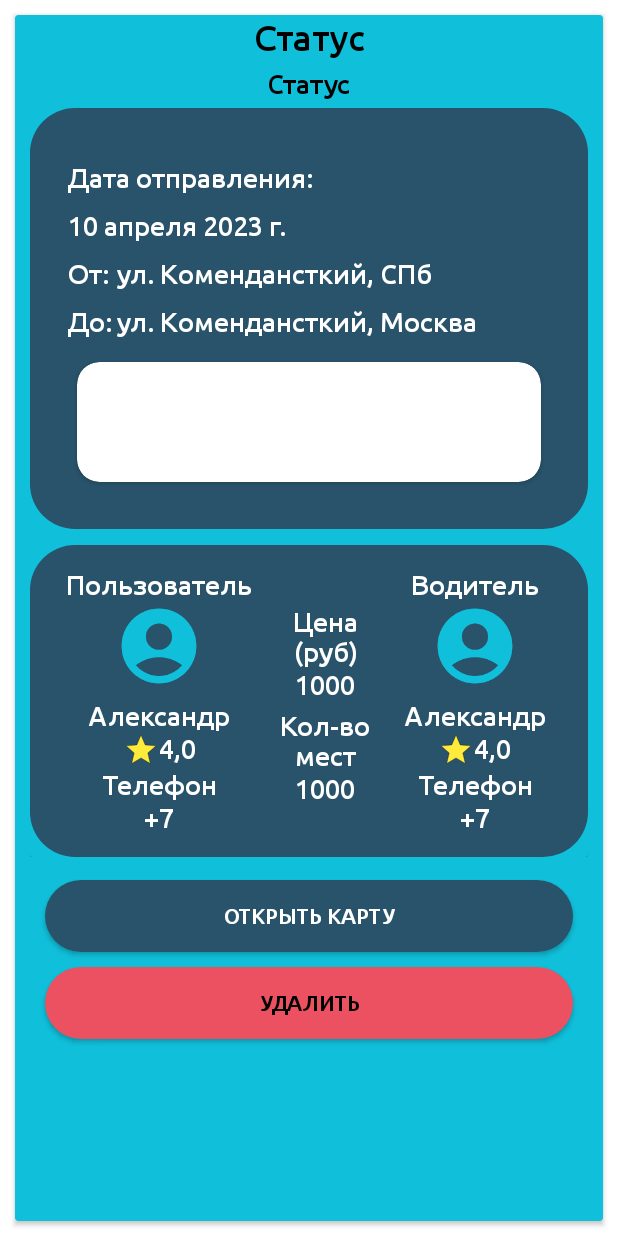
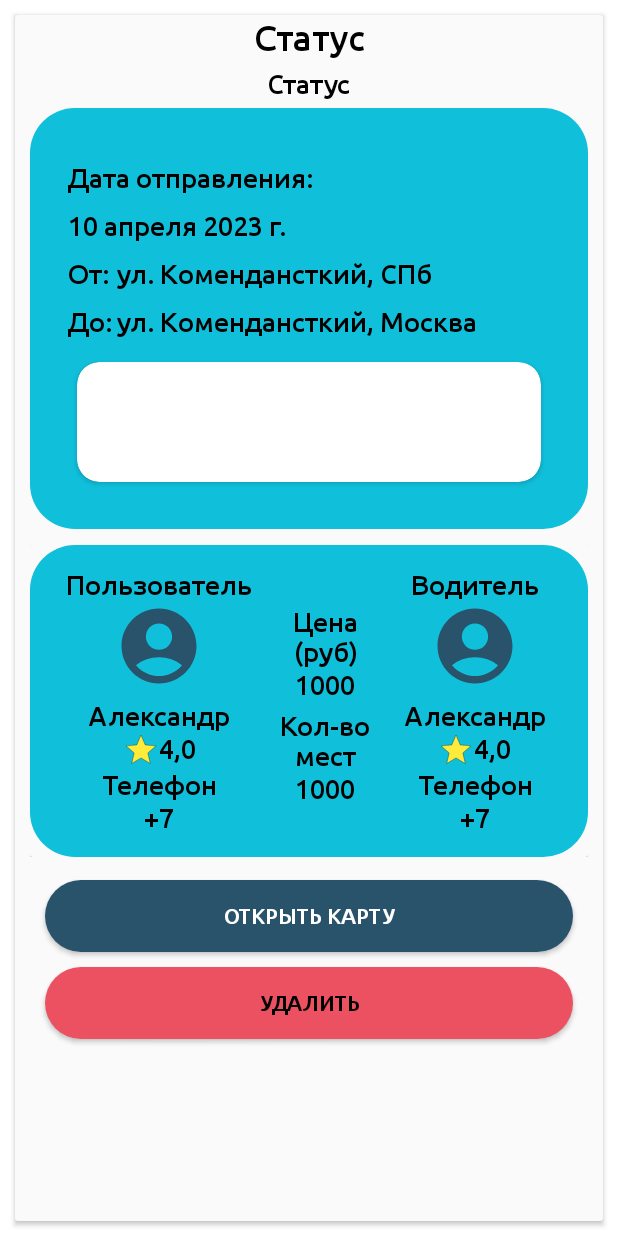
Before and after one commit to MNE-all/FromAndTo, an Android app: the layout request_and_trips_bottom_sheet_dialog.xml on its own in the app's theme, with its tools: preview values and no code run, on a phone screen of 412 x 824 dp. Run offline under Robolectric (Android 15) with nearby library versions, the phone set to English and light mode, and no system bars; Roboto replaces fonts that are not available here.

Commit message:
Изменил тему в activity_sms_send_dialog.xml. fragment_profile.xml поменял стиль. colors.xml добавил orange.Изменил цвет custom_button_style2.xml. Переделал request_and_trips_bottom_sheet_dialog.xml на другие темы цветов. Сделал темы на viewholder_my_requeest_item.xml. Создал baseline_account_circle_light_24.xml.

```diff
--- /dev/null
+++ b/app/src/main/res/drawable/baseline_account_circle_light_24.xml
@@ -0,0 +1,5 @@
+<vector android:height="24dp" android:tint="?attr/cardViewBgC"
+    android:viewportHeight="24" android:viewportWidth="24"
+    android:width="24dp" xmlns:android="http://schemas.android.com/apk/res/android">
+    <path android:fillColor="@android:color/white" android:pathData="M12,2C6.48,2 2,6.48 2,12s4.48,10 10,10s10,-4.48 10,-10S17.52,2 12,2zM12,6c1.93,0 3.5,1.57 3.5,3.5S13.93,13 12,13s-3.5,-1.57 -3.5,-3.5S10.07,6 12,6zM12,20c-2.03,0 -4.43,-0.82 -6.14,-2.88C7.55,15.8 9.68,15 12,15s4.45,0.8 6.14,2.12C16.43,19.18 14.03,20 12,20z"/>
+</vector>
--- a/app/src/main/res/drawable/baseline_horizontal_rule_24.xml
+++ b/app/src/main/res/drawable/baseline_horizontal_rule_24.xml
@@ -1,4 +1,4 @@
-<vector android:height="24dp" android:tint="#1954E7"
+<vector android:height="24dp" android:tint="?attr/textC"
     android:viewportHeight="24" android:viewportWidth="24"
     android:width="24dp" xmlns:android="http://schemas.android.com/apk/res/android">
     <path android:fillColor="@android:color/white"
--- a/app/src/main/res/drawable/view_order_backgroung.xml
+++ b/app/src/main/res/drawable/view_order_backgroung.xml
@@ -2,7 +2,7 @@
 <selector xmlns:android="http://schemas.android.com/apk/res/android">
 <item>
     <shape android:shape="rectangle">
-        <solid android:color="?attr/cardViewBgC"/>
+        <solid android:color="?attr/imgC"/>
         <corners android:radius="30dp"/>
     </shape>
 </item>
--- a/app/src/main/res/layout/request_and_trips_bottom_sheet_dialog.xml
+++ b/app/src/main/res/layout/request_and_trips_bottom_sheet_dialog.xml
@@ -10,7 +10,7 @@
         android:layout_width="match_parent"
         android:layout_height="match_parent"
         android:layout_margin="10dp"
-        android:backgroundTint="?attr/imgC"
+        android:backgroundTint="?attr/statucC"
         app:layout_constraintBottom_toBottomOf="parent"
         app:layout_constraintEnd_toEndOf="parent"
         app:layout_constraintStart_toStartOf="parent"
@@ -63,7 +63,7 @@
                     android:layout_marginRight="10dp"
                     android:fontFamily="@font/ubuntu_medium"
                     android:text="Дата отправления:"
-                    android:textColor="?attr/textLightC"
+                    android:textColor="?attr/textC"
                     android:textSize="18sp" />
 
                 <TextView
@@ -75,7 +75,7 @@
                     android:layout_marginRight="10dp"
                     android:fontFamily="@font/ubuntu_medium"
                     android:text="10 апреля 2023 г."
-                    android:textColor="?attr/textLightC"
+                    android:textColor="?attr/textC"
                     android:textSize="18sp" />
 
                 <LinearLayout
@@ -92,7 +92,7 @@
                         android:layout_weight="7"
                         android:fontFamily="@font/ubuntu_medium"
                         android:text="От: "
-                        android:textColor="?attr/textLightC"
+                        android:textColor="?attr/textC"
                         android:textSize="18sp" />
 
                     <TextView
@@ -103,7 +103,7 @@
                         android:layout_weight="1"
                         android:fontFamily="@font/ubuntu_medium"
                         android:text="ул. Комендансткий, СПб"
-                        android:textColor="?attr/textLightC"
+                        android:textColor="?attr/textC"
                         android:textSize="18sp" />
                 </LinearLayout>
 
@@ -122,7 +122,7 @@
                         android:layout_weight="7"
                         android:fontFamily="@font/ubuntu_medium"
                         android:text="До:"
-                        android:textColor="?attr/textLightC"
+                        android:textColor="?attr/textC"
                         android:textSize="18sp" />
 
                     <TextView
@@ -134,7 +134,7 @@
                         android:fontFamily="@font/ubuntu_medium"
                         android:maxLines="5"
                         android:text="ул. Комендансткий, Москва"
-                        android:textColor="?attr/textLightC"
+                        android:textColor="?attr/textC"
                         android:textSize="18sp" />
                 </LinearLayout>
 
@@ -175,7 +175,7 @@
                 <androidx.cardview.widget.CardView
                     android:layout_width="match_parent"
                     android:layout_height="match_parent"
-                    android:backgroundTint="?attr/imgC">
+                    android:backgroundTint="?attr/statucC">
 
                     <LinearLayout
                         android:layout_width="match_parent"
@@ -199,7 +199,7 @@
                                 android:fontFamily="@font/ubuntu_medium"
                                 android:gravity="center"
                                 android:text="Пользователь"
-                                android:textColor="?attr/textLightC"
+                                android:textColor="?attr/textC"
                                 android:textSize="18sp" />
 
                             <ImageView
@@ -208,7 +208,7 @@
                                 android:layout_height="60dp"
                                 android:layout_gravity="center"
                                 android:layout_weight="1"
-                                app:srcCompat="@drawable/baseline_account_circle_24" />
+                                app:srcCompat="@drawable/baseline_account_circle_light_24"/>
 
                             <TextView
                                 android:id="@+id/txtNameUser"
@@ -219,7 +219,7 @@
                                 android:fontFamily="@font/ubuntu_medium"
                                 android:gravity="center"
                                 android:text="Александр"
-                                android:textColor="?attr/textLightC"
+                                android:textColor="?attr/textC"
                                 android:textSize="18sp" />
 
 
@@ -245,7 +245,7 @@
                                     android:layout_height="wrap_content"
                                     android:fontFamily="@font/ubuntu_medium"
                                     android:text="4,0"
-                                    android:textColor="?attr/textLightC"
+                                    android:textColor="?attr/textC"
                                     android:textSize="18sp"
                                     app:layout_constraintBottom_toBottomOf="@+id/imageView2"
                                     app:layout_constraintStart_toEndOf="@+id/imageView2"
@@ -259,7 +259,7 @@
                                 android:fontFamily="@font/ubuntu_medium"
                                 android:gravity="center"
                                 android:text="Телефон"
-                                android:textColor="?attr/textLightC"
+                                android:textColor="?attr/textC"
                                 android:textSize="18sp" />
 
                             <TextView
@@ -270,7 +270,7 @@
                                 android:fontFamily="@font/ubuntu_medium"
                                 android:gravity="center"
                                 android:text="+7"
-                                android:textColor="?attr/textLightC"
+                                android:textColor="?attr/textC"
                                 android:textSize="18sp" />
                         </LinearLayout>
 
@@ -302,8 +302,8 @@
                                         android:layout_weight="1"
                                         android:fontFamily="@font/ubuntu_medium"
                                         android:gravity="center"
-                                        android:textColor="?attr/textLightC"
                                         android:text="Цена\n(руб)"
+                                        android:textColor="?attr/textC"
                                         android:textSize="18sp" />
 
                                     <TextView
@@ -314,7 +314,7 @@
                                         android:fontFamily="@font/ubuntu_medium"
                                         android:gravity="center"
                                         android:text="1000"
-                                        android:textColor="?attr/textLightC"
+                                        android:textColor="?attr/textC"
                                         android:textSize="18sp" />
 
                                 </LinearLayout>
@@ -334,7 +334,7 @@
                                         android:fontFamily="@font/ubuntu_medium"
                                         android:gravity="center"
                                         android:text="Кол-во\nмест"
-                                        android:textColor="?attr/textLightC"
+                                        android:textColor="?attr/textC"
                                         android:textSize="18sp" />
 
                                     <TextView
@@ -345,7 +345,7 @@
                                         android:fontFamily="@font/ubuntu_medium"
                                         android:gravity="center"
                                         android:text="1000"
-                                        android:textColor="?attr/textLightC"
+                                        android:textColor="?attr/textC"
                                         android:textSize="18sp" />
                                 </LinearLayout>
                             </LinearLayout>
@@ -366,7 +366,7 @@
                                 android:fontFamily="@font/ubuntu_medium"
                                 android:gravity="center"
                                 android:text="  Водитель  "
-                                android:textColor="?attr/textLightC"
+                                android:textColor="?attr/textC"
                                 android:textSize="18sp" />
 
                             <ImageView
@@ -375,7 +375,7 @@
                                 android:layout_height="60dp"
                                 android:layout_gravity="center"
                                 android:layout_weight="1"
-                                app:srcCompat="@drawable/baseline_account_circle_24" />
+                                app:srcCompat="@drawable/baseline_account_circle_light_24"/>
 
                             <TextView
                                 android:id="@+id/txtNameDriver"
@@ -386,7 +386,7 @@
                                 android:fontFamily="@font/ubuntu_medium"
                                 android:gravity="center"
                                 android:text="Александр"
-                                android:textColor="?attr/textLightC"
+                                android:textColor="?attr/textC"
                                 android:textSize="18sp" />
 
                             <LinearLayout
@@ -411,7 +411,7 @@
                                     android:layout_height="wrap_content"
                                     android:fontFamily="@font/ubuntu_medium"
                                     android:text="4,0"
-                                    android:textColor="?attr/textLightC"
+                                    android:textColor="?attr/textC"
                                     android:textSize="18sp"
                                     app:layout_constraintBottom_toBottomOf="@+id/imageView2"
                                     app:layout_constraintStart_toEndOf="@+id/imageView2"
@@ -425,7 +425,7 @@
                                 android:fontFamily="@font/ubuntu_medium"
                                 android:gravity="center"
                                 android:text="Телефон"
-                                android:textColor="?attr/textLightC"
+                                android:textColor="?attr/textC"
                                 android:textSize="18sp" />
 
                             <TextView
@@ -436,7 +436,7 @@
                                 android:fontFamily="@font/ubuntu_medium"
                                 android:gravity="center"
                                 android:text="+7"
-                                android:textColor="?attr/textLightC"
+                                android:textColor="?attr/textC"
                                 android:textSize="18sp" />
                         </LinearLayout>
 
--- a/app/src/main/res/values-night/themes.xml
+++ b/app/src/main/res/values-night/themes.xml
@@ -20,6 +20,7 @@
         <item name="textC">@color/white</item>
         <item name="textLightC">@color/black</item>
         <item name="menubarC">@color/black</item>
+        <item name="statucC">@color/dark_gray</item>
     </style>
 
     <style name="chipText" parent="TextAppearance.MaterialComponents.Chip">
--- a/app/src/main/res/values/attr.xml
+++ b/app/src/main/res/values/attr.xml
@@ -7,5 +7,6 @@
          <attr name="imgC" format="color"/>
          <attr name="cardViewBgC" format="color"/>
          <attr name="menubarC" format="color"/>
+        <attr name="statucC" format="color"/>
     </declare-styleable>
 </resources>
--- a/app/src/main/res/values/colors.xml
+++ b/app/src/main/res/values/colors.xml
@@ -13,6 +13,8 @@
 
     <color name="orange">#FF5A00</color>
 
+    <color name="gray">#FAFAFA</color>
+    <color name="dark_gray">#5A5A5A</color>
     <color name="blackbg">#202124</color>
     <color name="red">#EB5160</color>
     <color name="yellow">#FCDFA6</color>
--- a/app/src/main/res/values/themes.xml
+++ b/app/src/main/res/values/themes.xml
@@ -20,6 +20,7 @@
         <item name="textC">@color/black</item>
         <item name="textLightC">@color/white</item>
         <item name="menubarC">@color/white</item>
+        <item name="statucC">@color/gray</item>
     </style>
 
     <style name="chipText" parent="TextAppearance.MaterialComponents.Chip">
```
Also changed, not shown: app/src/main/res/layout/viewholder_my_requeest_item.xml (+36 -1 lines).
